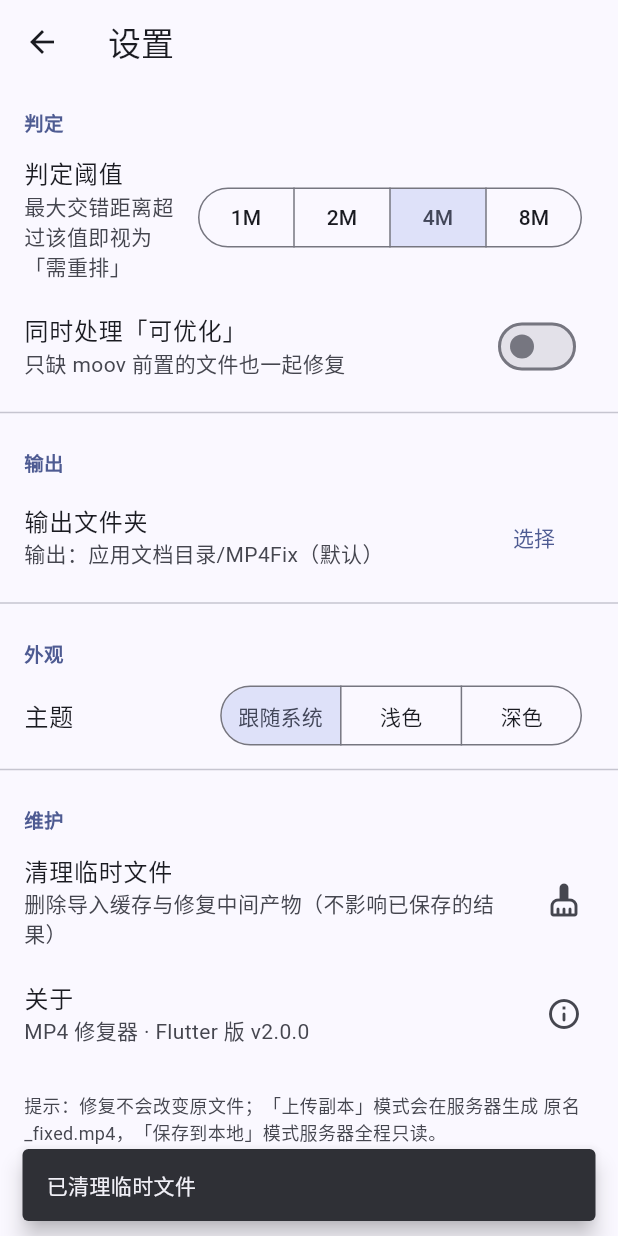
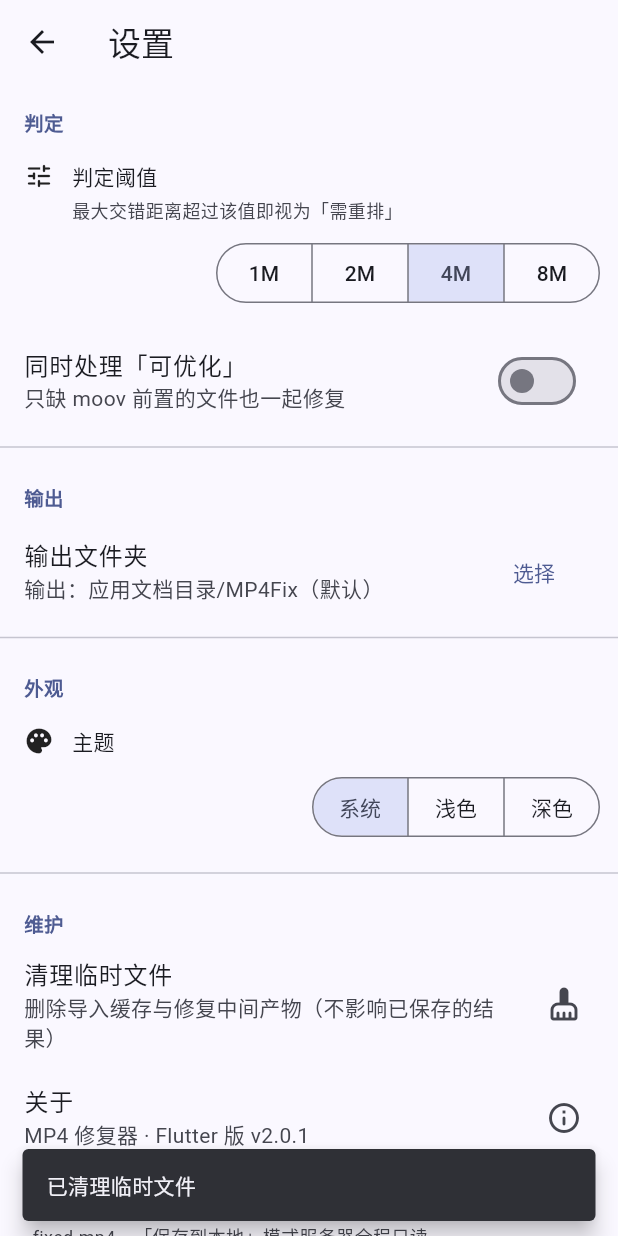
Before and after one commit to U707T/mp4fix, a Flutter app: the SettingsPage screen opened directly, after a tap on "清理临时文件", on a phone screen of 412 x 824 dp. Run offline on Flutter 3.47's test engine with Material 3 defaults, Android fonts, the phone set to English and light mode, and no system bars; our stand-ins replace file_picker, permission_handler; missing offline and left inert: saf_util.

Commit message:
fix(ui): crushed SegmentedButton rows; stability + performance pass
UI:
- folder/settings: move the threshold & theme SegmentedButtons out of
  ListTile.trailing into a block layout (titles were squeezed into one
  character per line on narrow screens)
- folder page: drop the redundant AppBar action (output folder is in the card)
- local page: clearer output-folder icon; all entry points wrapped in guardUi
  (errors now surface as a SnackBar instead of bubbling up)
- webdav page: seed the form in didChangeDependencies

Stability:
- global handlers (runZonedGuarded + FlutterError.onError +
  PlatformDispatcher.onError): uncaught errors are logged, not fatal
- scanFolder always resets the running state (try/finally), all flows guard
  against concurrent runs, cancel kills the background repair isolate at once

Performance:
- WebDAV repairs run in a background isolate (previously blocked the UI thread)
- progress notifications throttled to ~10/s, isolate progress messages ~8/s

- bump to v2.0.1+2

```diff
--- a/lib/src/app/pages/folder_page.dart
+++ b/lib/src/app/pages/folder_page.dart
@@ -2,21 +2,12 @@ import 'package:flutter/material.dart';
 
 import '../app_scope.dart';
 import '../models.dart';
+import '../ui.dart';
 import '../widgets/job_tile.dart';
 
 /// 文件夹批量检测 / 修复（Android 走 SAF；桌面走普通目录）。
 class FolderPage extends StatelessWidget {
   const FolderPage({super.key});
-
-  Future<void> _guard(BuildContext context, Future<void> Function() action) async {
-    try {
-      await action();
-    } catch (e) {
-      if (!context.mounted) return;
-      ScaffoldMessenger.of(context)
-          .showSnackBar(SnackBar(content: Text(describeError(e))));
-    }
-  }
 
   @override
   Widget build(BuildContext context) {
@@ -24,23 +15,16 @@ class FolderPage extends StatelessWidget {
     final jobs = controller.jobsOf(JobSource.folder);
     final busy = controller.runningSource == JobSource.folder;
     final canRun = !controller.running;
+    final scheme = Theme.of(context).colorScheme;
 
     return Scaffold(
-      appBar: AppBar(
-        title: const Text('文件夹批量'),
-        actions: [
-          IconButton(
-            tooltip: '选择输出文件夹',
-            icon: const Icon(Icons.create_new_folder_rounded),
-            onPressed: canRun ? () => controller.pickOutputFolder() : null,
-          ),
-        ],
-      ),
+      appBar: AppBar(title: const Text('文件夹批量')),
       body: Column(
         children: [
           Card(
             margin: const EdgeInsets.fromLTRB(12, 8, 12, 4),
             child: Column(
+              crossAxisAlignment: CrossAxisAlignment.start,
               children: [
                 ListTile(
                   dense: true,
@@ -53,7 +37,7 @@ class FolderPage extends StatelessWidget {
                   ),
                   trailing: TextButton(
                     onPressed: canRun
-                        ? () => controller.pickScanInputFolder()
+                        ? () => guardUi(context, controller.pickScanInputFolder)
                         : null,
                     child: const Text('选择'),
                   ),
@@ -69,17 +53,39 @@ class FolderPage extends StatelessWidget {
                   ),
                   trailing: TextButton(
                     onPressed: canRun
-                        ? () => controller.pickOutputFolder()
+                        ? () => guardUi(context, controller.pickOutputFolder)
                         : null,
                     child: const Text('选择'),
                   ),
                 ),
-                ListTile(
-                  dense: true,
-                  leading: const Icon(Icons.tune_rounded),
-                  title: const Text('判定阈值（最大交错距离）'),
-                  subtitle: const Text('几十~几百 MB 才是卡顿元凶；几百 KB 的不用管'),
-                  trailing: SegmentedButton<int>(
+                const Divider(height: 1),
+                // 阈值：不要塞进 ListTile.trailing（宽度会被挤爆，标题竖排）
+                Padding(
+                  padding: const EdgeInsets.fromLTRB(16, 12, 12, 12),
+                  child: Column(
+                    crossAxisAlignment: CrossAxisAlignment.start,
+                    children: [
+                      const Row(
+                        children: [
+                          Icon(Icons.tune_rounded, size: 20),
+                          SizedBox(width: 12),
+                          Expanded(child: Text('判定阈值（最大交错距离）')),
+                        ],
+                      ),
+                      Padding(
+                        padding: const EdgeInsets.only(left: 32, top: 4),
+                        child: Text(
+                          '几十~几百 MB 的交错才是卡顿元凶；几百 KB 的不用管',
+                          style: TextStyle(
+                            fontSize: 12,
+                            color: scheme.onSurfaceVariant,
+                          ),
+                        ),
+                      ),
+                      const SizedBox(height: 10),
+                      Align(
+                        alignment: Alignment.centerRight,
+                        child: SegmentedButton<int>(
                           showSelectedIcon: false,
                           segments: const [
                             ButtonSegment(value: 1, label: Text('1M')),
@@ -89,9 +95,12 @@ class FolderPage extends StatelessWidget {
                           ],
                           selected: {controller.settings.thresholdMb},
                           onSelectionChanged: canRun
-                        ? (values) => controller.updateSettings(
-                            (s) => s.thresholdMb = values.first)
+                              ? (values) => controller
+                                  .updateSettings((s) => s.thresholdMb = values.first)
                               : null,
+                        ),
+                      ),
+                    ],
                   ),
                 ),
                 SwitchListTile(
@@ -100,8 +109,8 @@ class FolderPage extends StatelessWidget {
                   subtitle: const Text('只缺 moov 前置的文件也一起处理（串流更顺）'),
                   value: controller.settings.includeOptimizable,
                   onChanged: canRun
-                      ? (v) => controller.updateSettings(
-                          (s) => s.includeOptimizable = v)
+                      ? (v) =>
+                          controller.updateSettings((s) => s.includeOptimizable = v)
                       : null,
                 ),
               ],
@@ -115,16 +124,16 @@ class FolderPage extends StatelessWidget {
               children: [
                 FilledButton.tonalIcon(
                   onPressed: canRun
-                      ? () => _guard(context,
-                          () => controller.scanFolder(fixAfterScan: false))
+                      ? () => guardUi(
+                          context, () => controller.scanFolder(fixAfterScan: false))
                       : null,
                   icon: const Icon(Icons.travel_explore_rounded),
                   label: const Text('仅扫描'),
                 ),
                 FilledButton.icon(
                   onPressed: canRun
-                      ? () => _guard(context,
-                          () => controller.scanFolder(fixAfterScan: true))
+                      ? () => guardUi(
+                          context, () => controller.scanFolder(fixAfterScan: true))
                       : null,
                   icon: const Icon(Icons.build_rounded),
                   label: const Text('扫描并修复'),
@@ -150,7 +159,8 @@ class FolderPage extends StatelessWidget {
                 ? const EmptyHint(
                     icon: Icons.folder_copy_rounded,
                     title: '递归检测整个文件夹',
-                    subtitle: '选择输入文件夹后点「仅扫描」只做体检；\n「扫描并修复」会把需重排的文件无损重排后写入输出文件夹',
+                    subtitle: '选择输入文件夹后点「仅扫描」只做体检；\n'
+                        '「扫描并修复」会把需重排的文件无损重排后写入输出文件夹',
                   )
                 : ListView.builder(
                     padding: const EdgeInsets.only(bottom: 96),
--- a/lib/src/app/pages/local_page.dart
+++ b/lib/src/app/pages/local_page.dart
@@ -2,6 +2,7 @@ import 'package:flutter/material.dart';
 
 import '../app_scope.dart';
 import '../models.dart';
+import '../ui.dart';
 import '../widgets/job_tile.dart';
 
 /// 本地文件修复：多选视频 → 自动检测 → 一键修复 → 保存到输出文件夹。
@@ -20,10 +21,10 @@ class LocalPage extends StatelessWidget {
         actions: [
           IconButton(
             tooltip: '选择输出文件夹',
-            icon: const Icon(Icons.create_new_folder_rounded),
+            icon: const Icon(Icons.drive_folder_upload_rounded),
             onPressed: controller.running
                 ? null
-                : () => controller.pickOutputFolder(),
+                : () => guardUi(context, controller.pickOutputFolder),
           ),
         ],
       ),
@@ -64,14 +65,15 @@ class LocalPage extends StatelessWidget {
                     FilledButton.tonalIcon(
                       onPressed: controller.running
                           ? null
-                          : () => controller.pickLocalFiles(),
+                          : () => guardUi(context, controller.pickLocalFiles),
                       icon: const Icon(Icons.add_rounded),
                       label: const Text('添加视频'),
                     ),
                     FilledButton.icon(
                       onPressed: (!controller.running &&
                               controller.hasFixable(JobSource.local))
-                          ? () => controller.fixJobs(JobSource.local)
+                          ? () => guardUi(
+                              context, () => controller.fixJobs(JobSource.local))
                           : null,
                       icon: const Icon(Icons.build_rounded),
                       label: const Text('开始修复'),
--- a/lib/src/app/pages/settings_page.dart
+++ b/lib/src/app/pages/settings_page.dart
@@ -1,13 +1,14 @@
 import 'package:flutter/material.dart';
 
 import '../app_scope.dart';
+import '../ui.dart';
 
 /// 设置：判定阈值 / 可优化 / 输出位置 / 外观 / 维护。
 class SettingsPage extends StatelessWidget {
   const SettingsPage({super.key});
 
   /// 与 pubspec.yaml 的 version 保持一致。
-  static const String appVersion = '2.0.0';
+  static const String appVersion = '2.0.1';
 
   @override
   Widget build(BuildContext context) {
@@ -21,11 +22,12 @@ class SettingsPage extends StatelessWidget {
       body: ListView(
         padding: const EdgeInsets.only(bottom: 96),
         children: [
-          _SectionTitle('判定'),
-          ListTile(
-            title: const Text('判定阈值'),
-            subtitle: const Text('最大交错距离超过该值即视为「需重排」'),
-            trailing: SegmentedButton<int>(
+          const _SectionTitle('判定'),
+          _SettingBlock(
+            icon: Icons.tune_rounded,
+            title: '判定阈值',
+            subtitle: '最大交错距离超过该值即视为「需重排」',
+            child: SegmentedButton<int>(
               showSelectedIcon: false,
               segments: const [
                 ButtonSegment(value: 1, label: Text('1M')),
@@ -44,28 +46,29 @@ class SettingsPage extends StatelessWidget {
             subtitle: const Text('只缺 moov 前置的文件也一起修复'),
             value: settings.includeOptimizable,
             onChanged: canEdit
-                ? (v) => controller
-                    .updateSettings((s) => s.includeOptimizable = v)
+                ? (v) => controller.updateSettings((s) => s.includeOptimizable = v)
                 : null,
           ),
           const Divider(),
-          _SectionTitle('输出'),
+          const _SectionTitle('输出'),
           ListTile(
             title: const Text('输出文件夹'),
             subtitle: Text(controller.outputDescription),
             trailing: TextButton(
-              onPressed: canEdit ? () => controller.pickOutputFolder() : null,
+              onPressed:
+                  canEdit ? () => guardUi(context, controller.pickOutputFolder) : null,
               child: const Text('选择'),
             ),
           ),
           const Divider(),
-          _SectionTitle('外观'),
-          ListTile(
-            title: const Text('主题'),
-            trailing: SegmentedButton<ThemeMode>(
+          const _SectionTitle('外观'),
+          _SettingBlock(
+            icon: Icons.palette_rounded,
+            title: '主题',
+            child: SegmentedButton<ThemeMode>(
               showSelectedIcon: false,
               segments: const [
-                ButtonSegment(value: ThemeMode.system, label: Text('跟随系统')),
+                ButtonSegment(value: ThemeMode.system, label: Text('系统')),
                 ButtonSegment(value: ThemeMode.light, label: Text('浅色')),
                 ButtonSegment(value: ThemeMode.dark, label: Text('深色')),
               ],
@@ -75,18 +78,18 @@ class SettingsPage extends StatelessWidget {
             ),
           ),
           const Divider(),
-          _SectionTitle('维护'),
+          const _SectionTitle('维护'),
           ListTile(
             title: const Text('清理临时文件'),
             subtitle: const Text('删除导入缓存与修复中间产物（不影响已保存的结果）'),
             trailing: const Icon(Icons.cleaning_services_rounded),
-            onTap: () async {
+            onTap: () => guardUi(context, () async {
               await controller.cleanCache();
               if (!context.mounted) return;
               ScaffoldMessenger.of(context).showSnackBar(
                 const SnackBar(content: Text('已清理临时文件')),
               );
-            },
+            }),
           ),
           ListTile(
             title: const Text('关于'),
@@ -96,13 +99,15 @@ class SettingsPage extends StatelessWidget {
               context: context,
               builder: (context) => AlertDialog(
                 title: const Text('MP4 修复器'),
-                content: const Text(
+                content: const SingleChildScrollView(
+                  child: Text(
                     '针对「部分播放器播放卡顿 / 忽快忽慢」的 MP4 的无损修复工具。\n\n'
                     '音视频交错被打乱时，同一播放时刻的音频与视频数据在文件里相距几十'
                     '甚至几百 MB（正常应 < 1MB），弱读取设备 / 流式播放就会卡顿。\n\n'
                     '修复方式：解析采样表 → 按时间重新切块并全局合并 → moov 前置 → '
                     '流式改写 mdat（样本字节原样拷贝，画质无损、不重新编码）。\n\n'
                     '引擎为纯 Dart 实现，与 Kotlin 旧版逐字节一致。',
+                  ),
                 ),
                 actions: [
                   TextButton(
@@ -121,6 +126,54 @@ class SettingsPage extends StatelessWidget {
               style: TextStyle(fontSize: 12, color: scheme.onSurfaceVariant),
             ),
           ),
+        ],
+      ),
+    );
+  }
+}
+
+/// 图标 + 标题（+ 副标题）在上、控件在下的设置块
+/// （避免把宽控件塞进 ListTile.trailing 导致标题被挤成竖排）。
+class _SettingBlock extends StatelessWidget {
+  const _SettingBlock({
+    required this.icon,
+    required this.title,
+    this.subtitle,
+    this.child,
+  });
+
+  final IconData icon;
+  final String title;
+  final String? subtitle;
+  final Widget? child;
+
+  @override
+  Widget build(BuildContext context) {
+    final scheme = Theme.of(context).colorScheme;
+    return Padding(
+      padding: const EdgeInsets.fromLTRB(16, 12, 12, 12),
+      child: Column(
+        crossAxisAlignment: CrossAxisAlignment.start,
+        children: [
+          Row(
+            children: [
+              Icon(icon, size: 20),
+              const SizedBox(width: 12),
+              Expanded(child: Text(title)),
+            ],
+          ),
+          if (subtitle != null)
+            Padding(
+              padding: const EdgeInsets.only(left: 32, top: 4),
+              child: Text(
+                subtitle!,
+                style: TextStyle(fontSize: 12, color: scheme.onSurfaceVariant),
+              ),
+            ),
+          if (child != null) ...[
+            const SizedBox(height: 10),
+            Align(alignment: Alignment.centerRight, child: child),
+          ],
         ],
       ),
     );
--- /dev/null
+++ b/lib/src/app/ui.dart
@@ -0,0 +1,22 @@
+import 'package:flutter/material.dart';
+
+import 'models.dart';
+
+/// 统一包裹可能抛错的异步操作：失败时用 SnackBar 提示（不打断界面）。
+///
+/// 界面里所有"点一下就干活"的入口都应经过它，避免异常冒泡成未处理错误。
+Future<void> guardUi(
+  BuildContext context,
+  Future<void> Function() action, {
+  void Function(Object error)? onError,
+}) async {
+  try {
+    await action();
+  } catch (e) {
+    onError?.call(e);
+    if (!context.mounted) return;
+    ScaffoldMessenger.of(context).showSnackBar(
+      SnackBar(content: Text(describeError(e))),
+    );
+  }
+}
--- a/pubspec.yaml
+++ b/pubspec.yaml
@@ -1,7 +1,7 @@
 name: mp4fix
 description: "MP4 无损修复器：修复音视频交错被打乱的 MP4（不重新编码），支持本地文件 / 文件夹批量 / WebDAV 扫描修复。"
 publish_to: 'none'
-version: 2.0.0+1
+version: 2.0.1+2
 
 environment:
   sdk: ^3.13.4
```
Also changed, not shown: lib/main.dart (+23 -4 lines), lib/src/app/app_controller.dart (+57 -9 lines), lib/src/app/engine_tasks.dart (+9 -3 lines), lib/src/app/pages/webdav_page.dart (+10 -7 lines), lib/src/webdav/webdav_fixer.dart (+90 -28 lines). Lines whose indentation alone changed are shown as unchanged.
